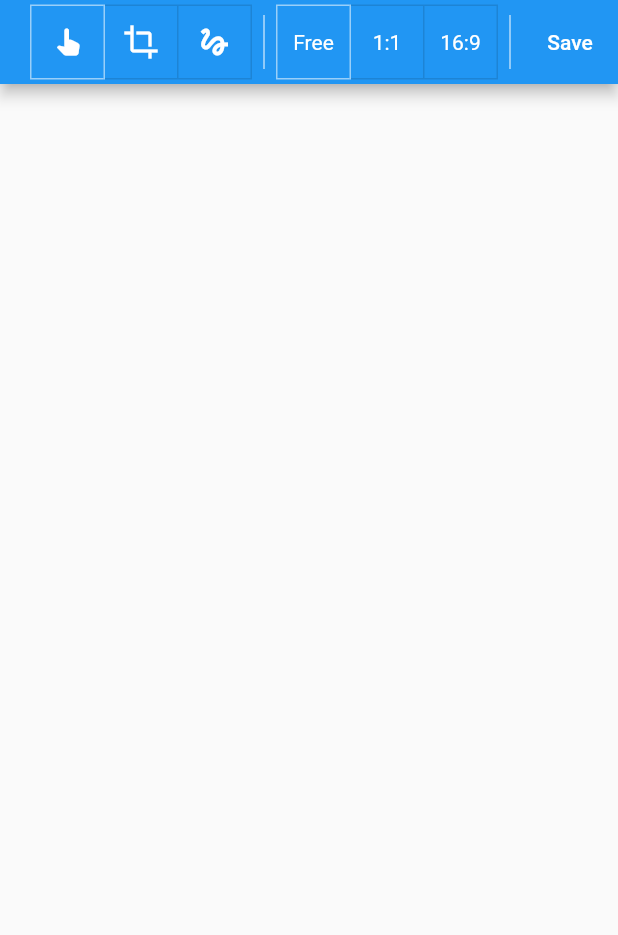
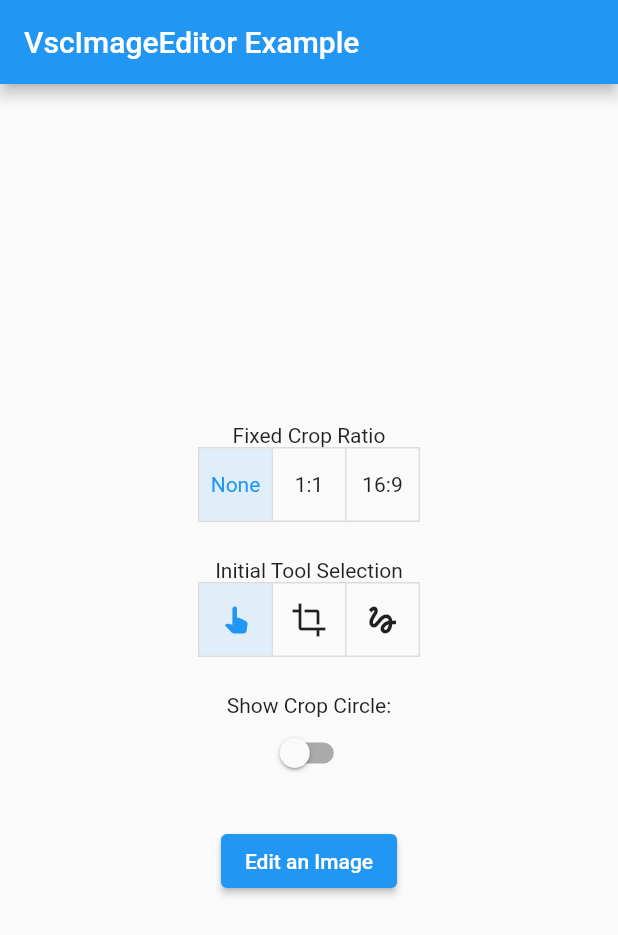
Before and after one commit to VisualSystemsCorp/vsc_image_editor, a Flutter app: the screen it shows after launch, on a phone screen of 412 x 824 dp. Shown: the top 935 px of the screen. Run offline on Flutter 3.47's test engine with Material 2 defaults, Android fonts, the phone set to English and light mode, and no system bars; our stand-ins replace cross_file, file_picker, flutter_mobx, mobx, share_plus; missing offline and left inert: chunked_stream, file_saver, zoom_widget; generated files the repository leaves out were written again.

```diff
--- a/example/lib/main.dart
+++ b/example/lib/main.dart
@@ -1,7 +1,9 @@
 import 'dart:async';
 import 'dart:io';
 
+import 'package:chunked_stream/chunked_stream.dart';
 import 'package:cross_file/cross_file.dart';
+import 'package:file_picker/file_picker.dart';
 import 'package:file_saver/file_saver.dart';
 import 'package:flutter/foundation.dart';
 import 'package:flutter/material.dart';
@@ -42,8 +44,6 @@ class _ExampleState extends State<_Example> {
   static const _cropRatios = [null, 1.0, 1.7778];
   static const _selectableTools = [Tool.select, Tool.crop, Tool.draw];
 
-  Uint8List? _imageBytes;
-  VscImageEditorController controller = VscImageEditorController();
   final _cropRatioSelections = [true, false, false];
   final _toolSelections = [true, false, false];
   Tool? _selectedTool = _selectableTools[0];
@@ -51,34 +51,33 @@ class _ExampleState extends State<_Example> {
   bool _showCropCircle = false;
 
   @override
-  void initState() {
-    super.initState();
-    _loader();
-  }
-
-  Future<void> _loader() async {
-    final imageByteData = await rootBundle.load('assets/Test-12MP-image.jpg');
-    _imageBytes = imageByteData.buffer.asUint8List();
-
-    setState(() {});
-  }
-
-  @override
   Widget build(BuildContext context) {
-    final colorScheme = Theme.of(context).colorScheme;
-    final buttonTextStyle = TextStyle(
-      color: colorScheme.onPrimary,
-    );
-
-    final isMobile = !kIsWeb && (Platform.isIOS || Platform.isAndroid);
     return Scaffold(
       appBar: AppBar(
-        title: const Text('VscImageEditor'),
-        actions: [
-          Expanded(
-            flex: 0,
-            child: Row(
+        title: const Text('VscImageEditor Example'),
+      ),
+      body: Center(
+        child: Column(
+          mainAxisSize: MainAxisSize.min,
           children: [
+            const Text('Fixed Crop Ratio'),
+            ToggleButtons(
+              isSelected: _cropRatioSelections,
+              onPressed: (index) {
+                _cropRatioSelections.setAll(0, [false, false, false]);
+                _cropRatioSelections[index] = true;
+                _cropRatio = _cropRatios[index];
+                setState(() {});
+              },
+              // selectedBorderColor: colorScheme.onPrimary.withOpacity(0.54),
+              children: const [
+                Text('None'),
+                Text('1:1'),
+                Text('16:9'),
+              ],
+            ),
+            const SizedBox(height: 24),
+            const Text('Initial Tool Selection'),
             ToggleButtons(
               isSelected: _toolSelections,
               onPressed: (index) {
@@ -87,85 +86,95 @@ class _ExampleState extends State<_Example> {
                 _selectedTool = _selectableTools[index];
                 setState(() {});
               },
-                  selectedBorderColor: colorScheme.onPrimary.withOpacity(0.54),
               children: _selectableTools
-                      .map((tool) =>
-                          Icon(tool.icon, color: colorScheme.onPrimary))
+                  .map((tool) => Icon(tool.icon))
                   .toList(growable: false),
             ),
-                VerticalDivider(
-                  color: colorScheme.onPrimary,
-                  indent: 10,
-                  endIndent: 10,
+            const SizedBox(height: 24),
+            const Text('Show Crop Circle:'),
+            Switch(
+              value: _showCropCircle,
+              onChanged: (value) => setState(() {
+                _showCropCircle = value;
+              }),
             ),
-                ToggleButtons(
-                  isSelected: _cropRatioSelections,
-                  onPressed: (index) {
-                    _cropRatioSelections.setAll(0, [false, false, false]);
-                    _cropRatioSelections[index] = true;
-                    _cropRatio = _cropRatios[index];
-                    _showCropCircle = _cropRatio == 1;
-                    setState(() {});
-                  },
-                  selectedBorderColor: colorScheme.onPrimary.withOpacity(0.54),
-                  children: [
-                    Text('Free', style: buttonTextStyle),
-                    Text('1:1', style: buttonTextStyle),
-                    Text('16:9', style: buttonTextStyle),
-                  ],
-                ),
-                VerticalDivider(
-                  color: colorScheme.onPrimary,
-                  indent: 10,
-                  endIndent: 10,
-                ),
-                // // Builder is needed to get the correct context for _share().
-                // if (isMobile)
-                //   Builder(
-                //     builder: (context) {
-                //       return TextButton(
-                //         onPressed: () => _share(context),
-                //         child: Text(
-                //           'Share',
-                //           style: buttonTextStyle,
-                //         ),
-                //       );
-                //     },
-                //   ),
-                // if (!isMobile)
-                TextButton(
-                  onPressed: () => _save(context),
-                  child: Text(
-                    'Save',
-                    style: buttonTextStyle,
-                  ),
-                ),
-
-                // Avoid the "Debug" banner
-                if (!isMobile) const SizedBox(width: 24),
-              ],
-            ),
+            const SizedBox(height: 24),
+            ElevatedButton(
+              onPressed: () => _pickFileAndEdit(context),
+              child: const Text('Edit an Image'),
             ),
           ],
         ),
-      // "medium" provides better scaling results than "high" - see https://github.com/flutter/flutter/issues/79645#issuecomment-819920763.
-      body: _imageBytes == null
-          ? const SizedBox.shrink()
-          : VscImageEditor(
-              imageBytes: _imageBytes!,
-              controller: controller,
-              fixedCropRatio: 1.0,
-              selectedTool: Tool.crop,
-              showCropCircle: true,
-
-              // fixedCropRatio: _cropRatio,
-              // selectedTool: _selectedTool,
-              // showCropCircle: _showCropCircle,
       ),
     );
   }
 
-  Future<void> _save(BuildContext context) async {
+  Future<void> _pickFileAndEdit(BuildContext context) async {
+    final result = await FilePicker.platform.pickFiles(
+      type: FileType.image,
+      allowMultiple: false,
+      withReadStream: true,
+    );
+    if (result == null || result.files.isEmpty) {
+      return;
+    }
+
+    var imageBytes = await readByteStream(result.files[0].readStream!);
+    // Ensure the Uint8List is a proper sublist. See remark on readByteStream().
+    imageBytes = imageBytes.sublist(imageBytes.offsetInBytes,
+        imageBytes.offsetInBytes + imageBytes.lengthInBytes);
+
+    if (mounted) {
+      await _showEditDialog(context, imageBytes);
+    }
+  }
+
+  Future<void> _showEditDialog(
+      BuildContext context, Uint8List imageBytes) async {
+    VscImageEditorController controller = VscImageEditorController();
+    await showDialog(
+      context: context,
+      builder: (BuildContext context) {
+        return FractionallySizedBox(
+          widthFactor: 1.0,
+          heightFactor: 1.0,
+          child: Card(
+            child: Scaffold(
+              appBar: AppBar(
+                leading: CloseButton(
+                  onPressed: () => Navigator.pop(context),
+                ),
+                primary: false,
+                title: const Text('Edit Image'),
+                actions: [
+                  IconButton(
+                    icon: const Icon(Icons.save),
+                    tooltip: 'Save image',
+                    onPressed: () async {
+                      await _saveImage(context, controller);
+                      if (mounted) {
+                        Navigator.pop(context);
+                      }
+                    },
+                  ),
+                ],
+              ),
+              body: VscImageEditor(
+                imageBytes: imageBytes,
+                controller: controller,
+                fixedCropRatio: _cropRatio,
+                selectedTool: _selectedTool,
+                showCropCircle: _showCropCircle,
+              ),
+            ),
+          ),
+        );
+      },
+    );
+  }
+
+  Future<void> _saveImage(
+      BuildContext context, VscImageEditorController controller) async {
     final box = context.findRenderObject() as RenderBox?;
     final navigator = Navigator.of(context);
 
@@ -191,15 +200,16 @@ class _ExampleState extends State<_Example> {
     // Wait for dialog animations to complete.
     await Future.delayed(const Duration(milliseconds: 100));
     try {
-      await _saveWhileDialogDisplayed(box);
+      await _saveWhileDialogDisplayed(box, controller);
     } finally {
       // Remove the dialog
       navigator.pop();
     }
   }
 
-  Future<void> _saveWhileDialogDisplayed(RenderBox? box) async {
-    final encodedBytes = await _getEncodedBytes();
+  Future<void> _saveWhileDialogDisplayed(
+      RenderBox? box, VscImageEditorController controller) async {
+    final encodedBytes = await _getEncodedBytes(controller);
     if (kIsWeb) {
       final path = await FileSaver.instance.saveFile(
         'Test-image-out.jpg',
@@ -228,7 +238,8 @@ class _ExampleState extends State<_Example> {
     }
   }
 
-  Future<List<int>> _getEncodedBytes() async {
+  Future<List<int>> _getEncodedBytes(
+      VscImageEditorController controller) async {
     final image = await controller.getEditedUiImage();
     if (image == null) {
       throw Exception('Image is null');
@@ -246,6 +257,7 @@ class _ExampleState extends State<_Example> {
     return encodedBytes;
   }
 
+/*
   // TODO Not working yet with share_plus 4.5.3 - stack overflow on linux, "this.share is not a function" error on web
   //  Android: Failed assertion: line 111 pos 12: 'paths.every((element) => element.isNotEmpty)': is not true.
   Future<void> _share(BuildContext context) async {
@@ -266,4 +278,5 @@ class _ExampleState extends State<_Example> {
 
     debugPrint('Shared to ${result.status.name}');
   }
+ */
 }
--- a/example/pubspec.yaml
+++ b/example/pubspec.yaml
@@ -22,6 +22,8 @@ dependencies:
       ref: 877b25c6088491037be79e426a7c9c1598d17142
   path_provider: ^2.0.11
   path: ^1.8.2
+  file_picker: ^5.2.1
+  chunked_stream: ^1.4.1
 
 dev_dependencies:
   flutter_test:
```
Also changed, not shown: lib/src/editor_model.dart (+38 -13 lines), lib/src/image_editor.dart (+6 -8 lines), example/pubspec.lock, 14 other files. Lines whose indentation alone changed are shown as unchanged.
